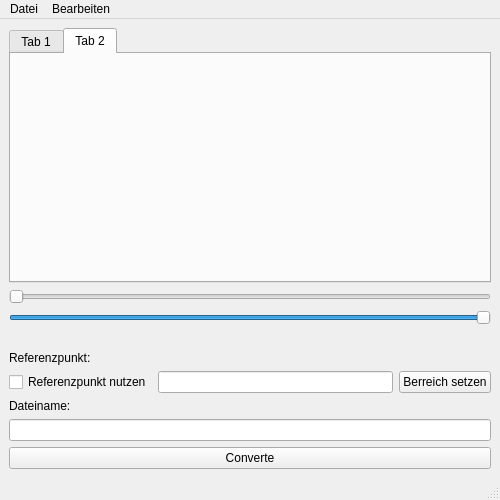
The window that mainwindow.ui (rclarsfull/ImageLight) describes before a commit, drawn with Qt 5.
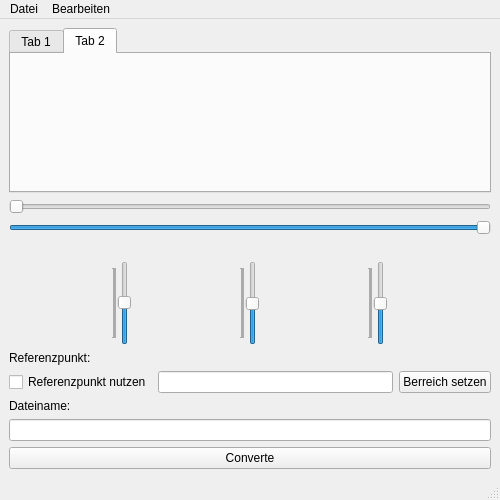
The same window after the commit.

The edit to the form file:
```diff
--- a/mainwindow.ui
+++ b/mainwindow.ui
@@ -80,6 +80,94 @@
       </property>
      </widget>
     </item>
+    <item>
+     <layout class="QHBoxLayout" name="horizontalLayout_3">
+      <item>
+       <widget class="QSlider" name="redVerticalSlider">
+        <property name="sizePolicy">
+         <sizepolicy hsizetype="Fixed" vsizetype="Fixed">
+          <horstretch>0</horstretch>
+          <verstretch>0</verstretch>
+         </sizepolicy>
+        </property>
+        <property name="minimum">
+         <number>1</number>
+        </property>
+        <property name="maximum">
+         <number>1000</number>
+        </property>
+        <property name="singleStep">
+         <number>1</number>
+        </property>
+        <property name="value">
+         <number>513</number>
+        </property>
+        <property name="sliderPosition">
+         <number>513</number>
+        </property>
+        <property name="orientation">
+         <enum>Qt::Vertical</enum>
+        </property>
+        <property name="tickPosition">
+         <enum>QSlider::TicksAbove</enum>
+        </property>
+       </widget>
+      </item>
+      <item>
+       <widget class="QSlider" name="GreenVerticalSlider_2">
+        <property name="sizePolicy">
+         <sizepolicy hsizetype="Fixed" vsizetype="Fixed">
+          <horstretch>0</horstretch>
+          <verstretch>0</verstretch>
+         </sizepolicy>
+        </property>
+        <property name="minimum">
+         <number>1</number>
+        </property>
+        <property name="maximum">
+         <number>1000</number>
+        </property>
+        <property name="value">
+         <number>500</number>
+        </property>
+        <property name="orientation">
+         <enum>Qt::Vertical</enum>
+        </property>
+        <property name="tickPosition">
+         <enum>QSlider::TicksAbove</enum>
+        </property>
+       </widget>
+      </item>
+      <item>
+       <widget class="QSlider" name="BlueVerticalSlider_3">
+        <property name="sizePolicy">
+         <sizepolicy hsizetype="Fixed" vsizetype="Fixed">
+          <horstretch>0</horstretch>
+          <verstretch>0</verstretch>
+         </sizepolicy>
+        </property>
+        <property name="minimum">
+         <number>1</number>
+        </property>
+        <property name="maximum">
+         <number>1000</number>
+        </property>
+        <property name="value">
+         <number>500</number>
+        </property>
+        <property name="tracking">
+         <bool>true</bool>
+        </property>
+        <property name="orientation">
+         <enum>Qt::Vertical</enum>
+        </property>
+        <property name="tickPosition">
+         <enum>QSlider::TicksAbove</enum>
+        </property>
+       </widget>
+      </item>
+     </layout>
+    </item>
     <item>
      <widget class="QLabel" name="label_3">
       <property name="text">
```
Left out of the diff: 50 changed lines with no effect on the pictures.
